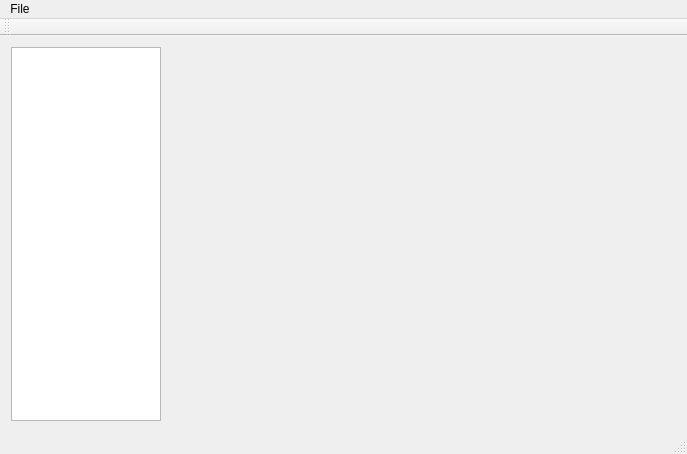
First picture: the form in Image-Dispozer/mainwindow.ui, repository Gresthorn/Image-Dispozer, before the edit.
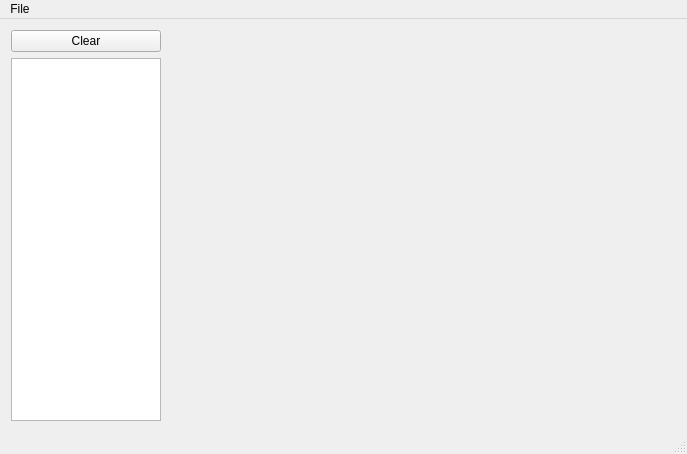
Second picture: the form after the edit.

Commit message: Repaired problems when hiding items in the scene and added button for clearing scene... Removed modes in adding new items.

The edit to the form file:
```diff
--- a/Image-Dispozer/mainwindow.ui
+++ b/Image-Dispozer/mainwindow.ui
@@ -15,17 +15,7 @@
   </property>
   <widget class="QWidget" name="centralWidget">
    <layout class="QGridLayout" name="gridLayout">
-    <item row="0" column="1">
-     <widget class="QWidget" name="sceneWidget" native="true">
-      <property name="statusTip">
-       <string>Main dispozer scene</string>
-      </property>
-      <property name="whatsThis">
-       <string>This is the main scene where you can dispoze imported images in their correct position and model your own arrangements.</string>
-      </property>
-     </widget>
-    </item>
-    <item row="0" column="0">
+    <item row="1" column="0">
      <widget class="QListWidget" name="rolesListWidget">
       <property name="maximumSize">
        <size>
@@ -41,6 +31,23 @@
       </property>
      </widget>
     </item>
+    <item row="0" column="0">
+     <widget class="QPushButton" name="clearSceneItemsButton">
+      <property name="text">
+       <string>Clear</string>
+      </property>
+     </widget>
+    </item>
+    <item row="0" column="1" rowspan="2">
+     <widget class="QWidget" name="sceneWidget" native="true">
+      <property name="statusTip">
+       <string>Main dispozer scene</string>
+      </property>
+      <property name="whatsThis">
+       <string>This is the main scene where you can dispoze imported images in their correct position and model your own arrangements.</string>
+      </property>
+     </widget>
+    </item>
    </layout>
   </widget>
   <widget class="QMenuBar" name="menuBar">
@@ -60,14 +67,6 @@
    </widget>
    <addaction name="menuFile"/>
   </widget>
-  <widget class="QToolBar" name="mainToolBar">
-   <attribute name="toolBarArea">
-    <enum>TopToolBarArea</enum>
-   </attribute>
-   <attribute name="toolBarBreak">
-    <bool>false</bool>
-   </attribute>
-  </widget>
   <widget class="QStatusBar" name="statusBar"/>
   <action name="actionImport">
    <property name="text">
```
Left out of the diff: 2 changed lines with no effect on the pictures. The commit also changes 9 other files.
